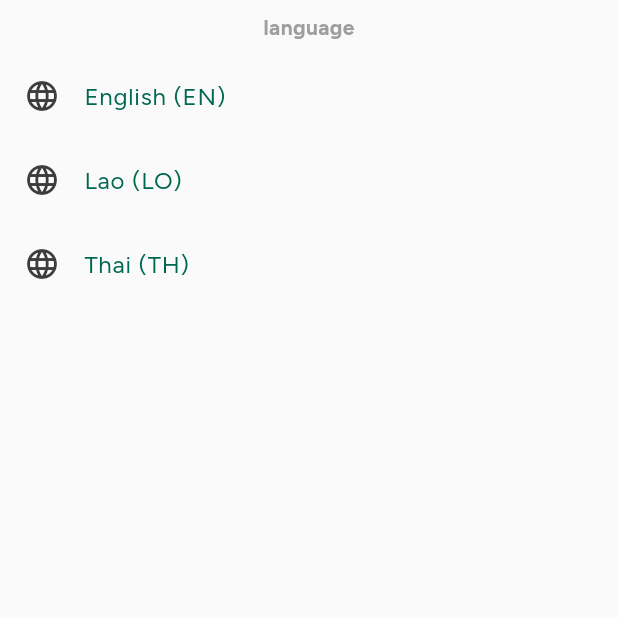
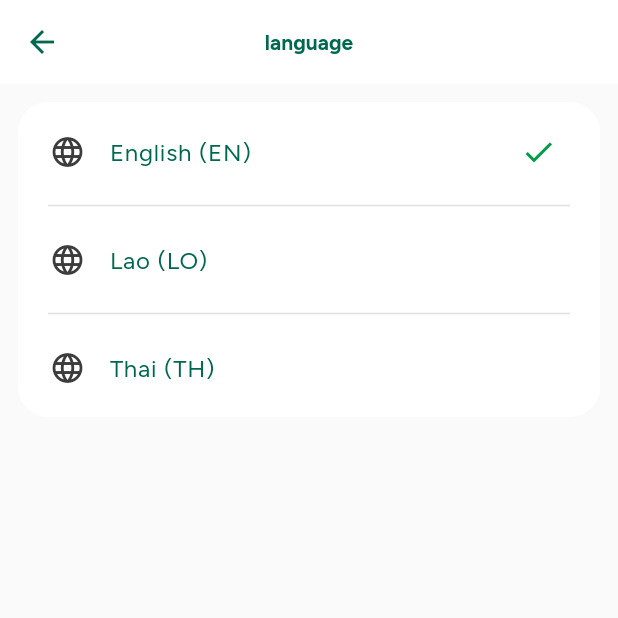
Before and after one commit to MattNandavong/TAP-ConnectMyTask, a Flutter app: the LanguageSetting screen opened directly, on a phone screen of 412 x 824 dp, the top half of it. Run offline on Flutter 3.47's test engine with Material 3 defaults, Android fonts, the light colour scheme and no system bars; our stand-ins replace country_picker, easy_localization, firebase_core, firebase_messaging, fluentui_system_icons, flutter_image_compress and 12 more; accounts and stored records are empty.

Commit message:
Style: restyle language setting page

```diff
--- a/app/lib/widget/screen/language_setting.dart
+++ b/app/lib/widget/screen/language_setting.dart
@@ -7,47 +7,70 @@ class LanguageSetting extends StatelessWidget {
 
   @override
   Widget build(BuildContext context) {
-    return // Language Selector
-    Scaffold(
-      body: Column(
-        children: [
-          Padding(
-            padding: const EdgeInsets.symmetric(horizontal: 16, vertical: 8),
-            child: Text(
-              'language'.tr(),
-              style: GoogleFonts.figtree(
-                fontSize: 14,
-                fontWeight: FontWeight.bold,
-                color: Colors.grey,
-              ),
+    final currentLocale = context.locale;
+
+    return Scaffold(
+      appBar: AppBar(
+        title: Text(
+          'language'.tr(),
+          style: GoogleFonts.figtree(
+            fontWeight: FontWeight.bold,
+          ),
+        ),
+        centerTitle: true,
+        // backgroundColor: Theme.of(context).colorScheme.primary,
+        // foregroundColor: Colors.white,
+      ),
+      body: Padding(
+        padding: const EdgeInsets.all(12.0),
+        child: Container(
+          padding: EdgeInsets.all(5),
+          decoration: BoxDecoration(borderRadius: BorderRadius.circular(20), color: Theme.of(context).colorScheme.surface),
+          child: SingleChildScrollView(
+            child: Column(
+              children: [
+                _buildLanguageTile(
+                  context,
+                  label: 'English (EN)',
+                  locale: const Locale('en'),
+                  selected: currentLocale.languageCode == 'en',
+                ),
+                Divider(indent: 15, endIndent: 15,),
+                _buildLanguageTile(
+                  context,
+                  label: 'Lao (LO)',
+                  locale: const Locale('lo'),
+                  selected: currentLocale.languageCode == 'lo',
+                ),
+                Divider(indent: 15, endIndent: 15,),
+                _buildLanguageTile(
+                  context,
+                  label: 'Thai (TH)',
+                  locale: const Locale('th'),
+                  selected: currentLocale.languageCode == 'th',
+                ),
+              ],
             ),
           ),
-          ListTile(
-            leading: Icon(Icons.language),
-            title: Text('English (EN)', style: GoogleFonts.figtree()),
-            onTap: () async {
-              await context.setLocale(Locale('en'));
-              Navigator.pop(context); // Close the drawer
-            },
-          ),
-          ListTile(
-            leading: Icon(Icons.language),
-            title: Text('Lao (LO)', style: GoogleFonts.figtree()),
-            onTap: () async {
-              await context.setLocale(Locale('lo'));
-              Navigator.pop(context); // Close the drawer
-            },
-          ),
-          ListTile(
-            leading: Icon(Icons.language),
-            title: Text('Thai (TH)', style: GoogleFonts.figtree()),
-            onTap: () async {
-              await context.setLocale(Locale('th'));
-              Navigator.pop(context); // Close the drawer
-            },
-          ),
-        ],
+        ),
       ),
     );
   }
+
+  Widget _buildLanguageTile(
+    BuildContext context, {
+    required String label,
+    required Locale locale,
+    required bool selected,
+  }) {
+    return ListTile(
+      leading: Icon(Icons.language),
+      title: Text(label, style: GoogleFonts.figtree()),
+      trailing: selected ? Icon(Icons.check, color: Theme.of(context).colorScheme.primary) : null,
+      onTap: () async {
+        await context.setLocale(locale);
+        Navigator.pop(context); // Close the screen
+      },
+    );
+  }
 }
```
